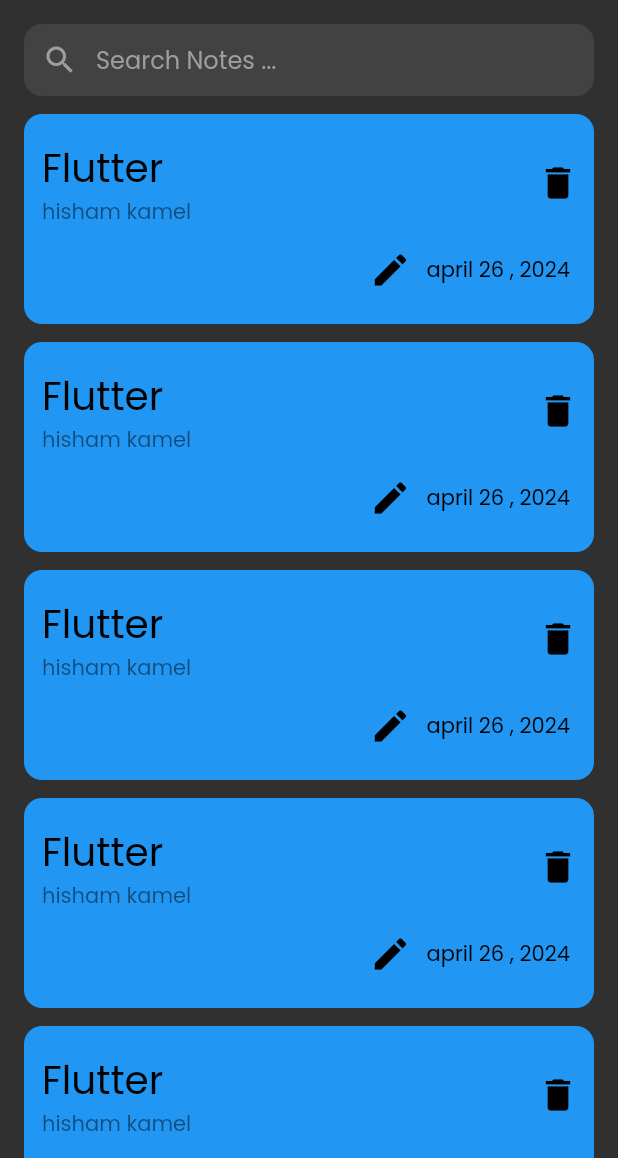
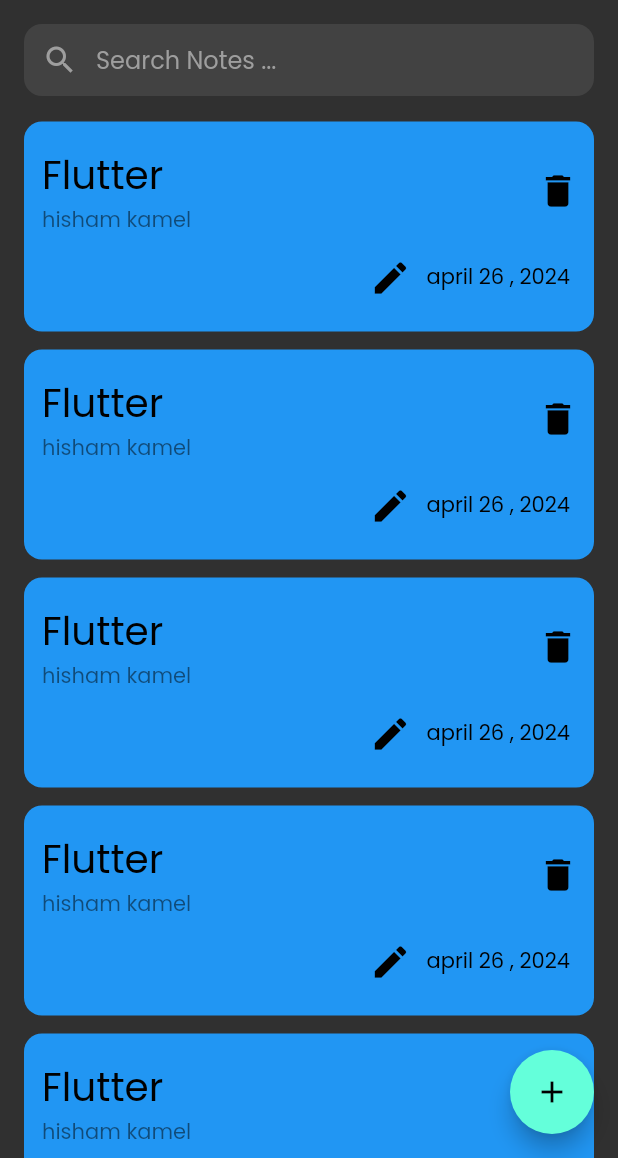
Before and after one commit to Hishamk99/my-notes, a Flutter app: the screen it shows after launch, on a phone screen of 412 x 824 dp, the part 78-1236 px from its top. Run offline on Flutter 3.47's test engine with Material 3 defaults, Android fonts, the phone set to English and light mode, and no system bars.

Commit message:
add FloatingActionButton

```diff
--- a/lib/screen/home_page.dart
+++ b/lib/screen/home_page.dart
@@ -7,9 +7,15 @@ class NotesPage extends StatelessWidget {
 
   @override
   Widget build(BuildContext context) {
-    return const SafeArea(
+    return SafeArea(
       child: Scaffold(
-        body: NotesViewBody(),
+        floatingActionButton: FloatingActionButton(
+          onPressed: () {},
+          child: const Icon(
+            Icons.add,
+          ),
+        ),
+        body: const NotesViewBody(),
       ),
     );
   }
--- a/lib/widgets/notes_view_body.dart
+++ b/lib/widgets/notes_view_body.dart
@@ -21,6 +21,9 @@ class NotesViewBody extends StatelessWidget {
             height: 16,
           ),
           CustomTextField(),
+          SizedBox(
+            height: 5,
+          ),
           ItemsListView(),
         ],
       ),
```
